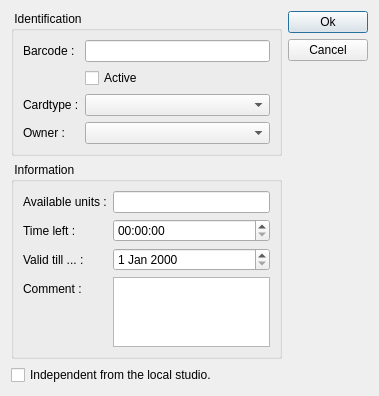
Above: client/dlgpatientcardedit.ui from tbikfalvi/Belenus before the change. Below: the same form after it.
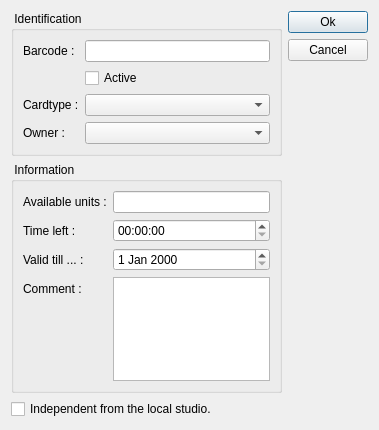
That is the form after the change.

Commit message: Berlet elesitesnel eladas javitasa. Berlet hasznalat levonasa a berletrol. Skip toolbar gomb engedelyezesenek atirasa.

```diff
--- a/client/dlgpatientcardedit.ui
+++ b/client/dlgpatientcardedit.ui
@@ -7,7 +7,7 @@
     <x>0</x>
     <y>0</y>
     <width>379</width>
-    <height>375</height>
+    <height>430</height>
    </rect>
   </property>
   <property name="windowTitle">
```
Left out of the diff: 6 changed lines with no effect on the pictures. The commit also changes 7 other files.
